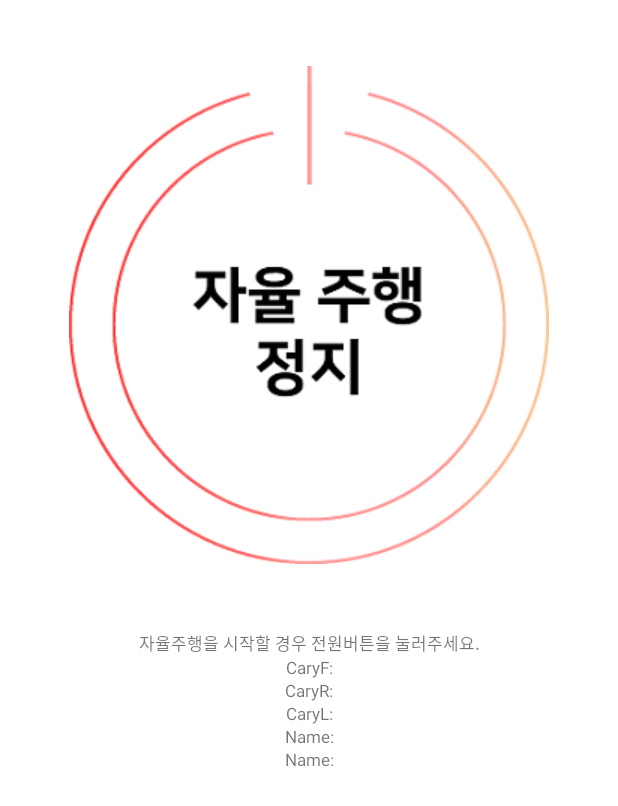
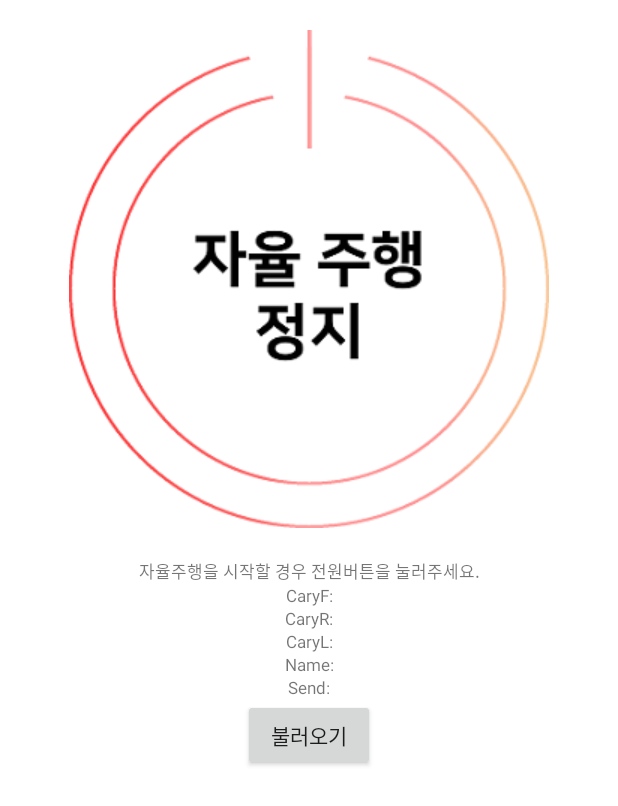
Before and after one commit to GnmG0908/WMC, an Android app: the layout auto.xml on its own in the app's theme, with its tools: preview values and no code run, on a phone screen of 412 x 824 dp. Shown: the top 806 px of the screen. Run offline under Robolectric (Android 15) with nearby library versions, the phone set to English and light mode, and no system bars.

Commit message:
2차 수정
수정 완료 (완성도 낮춤, 테스트용)

```diff
--- a/Android/app/src/main/res/layout/auto.xml
+++ b/Android/app/src/main/res/layout/auto.xml
@@ -10,8 +10,9 @@
     <ImageButton
         android:id="@+id/onoff"
         android:layout_width="wrap_content"
-        android:layout_height="420dp"
+        android:layout_height="wrap_content"
         android:layout_gravity="center"
+        android:layout_margin="20dp"
         android:background="#FFFFFF"
         android:src="@drawable/red_start" />
     <TextView
@@ -53,7 +54,13 @@
         android:layout_width="match_parent"
         android:layout_height="wrap_content"
         android:id="@+id/direction"
-        android:text="Name:"
+        android:text="Send:"
         android:textSize="5pt"
         android:gravity="center"/>
+    <Button
+        android:text="불러오기"
+        android:id="@+id/save"
+        android:layout_width="wrap_content"
+        android:layout_height="wrap_content"
+        android:layout_gravity="center"/>
 </LinearLayout>
```
Also changed, not shown: Android/app/src/main/java/com/example/jaehyung/seniorproject/Auto.java (+46 -8 lines), Android/app/src/main/java/com/example/jaehyung/seniorproject/MainActivity.java (+4 -4 lines), Android/app/src/main/java/com/example/jaehyung/seniorproject/Passive.java (+13 -9 lines).
